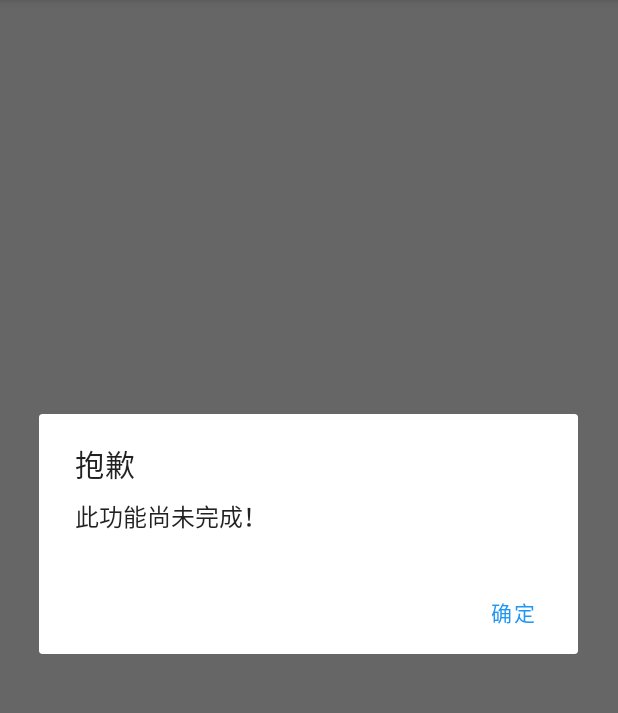
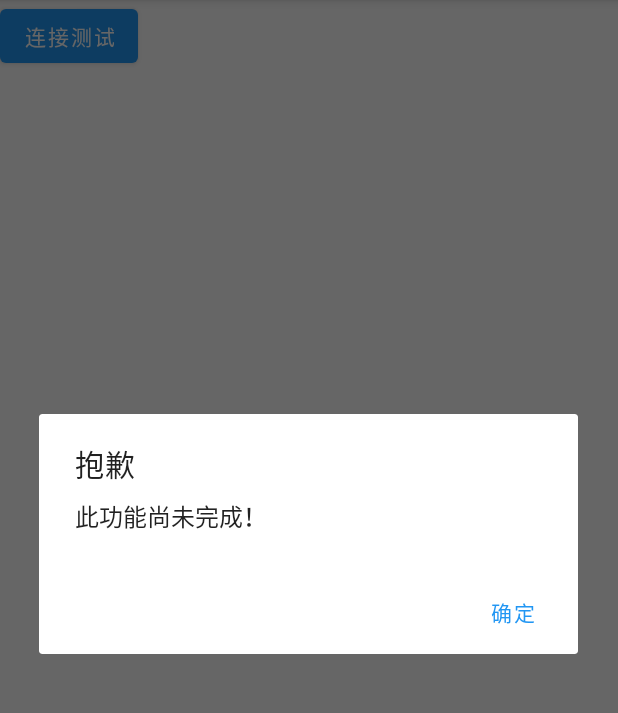
Before and after one commit to Kininaru/SafeOut, an Android app: the screen it shows after launch (MainActivity), in the options menu, after a tap on "账户", on a phone screen of 412 x 824 dp, the part 84-797 px from its top. Run offline under Robolectric (Android 15) with nearby library versions, the phone set to English and light mode, and no system bars; libraries missing offline, so code that uses them is left out: org.eclipse.paho; 1 statement that could not run was skipped.

```diff
--- a/app/src/main/AndroidManifest.xml
+++ b/app/src/main/AndroidManifest.xml
@@ -4,7 +4,6 @@
 
     <uses-permission android:name="android.permission.INTERNET" />
     <uses-permission android:name="android.permission.ACCESS_NETWORK_STATE"/>
-    <uses-permission android:name="android.permission.READ_PRIVILEGED_PHONE_STATE" />
     <uses-permission android:name="android.permission.WAKE_LOCK"/>
 
     <application
@@ -23,6 +22,7 @@
         </activity>
         <service android:name=".Sync"/>
         <service android:name="org.eclipse.paho.android.service.MqttService"/>
+        <activity android:name=".AccountSettings"/>
     </application>
 
 </manifest>
--- /dev/null
+++ b/app/src/main/java/top/shiftregister/safeout/AccountSettings.java
@@ -0,0 +1,6 @@
+package top.shiftregister.safeout;
+
+import android.app.Activity;
+
+public class AccountSettings extends Activity {
+}
--- a/app/src/main/java/top/shiftregister/safeout/MainActivity.java
+++ b/app/src/main/java/top/shiftregister/safeout/MainActivity.java
@@ -7,6 +7,7 @@ import androidx.appcompat.app.AppCompatActivity;
 import android.os.Bundle;
 import android.view.Menu;
 import android.view.MenuItem;
+import android.view.View;
 import android.widget.Toast;
 
 public class MainActivity extends AppCompatActivity {
@@ -59,4 +60,17 @@ public class MainActivity extends AppCompatActivity {
         }
         return true;
     }
+
+    public void pubTest(View v) {
+        AlertDialog.Builder builder = new AlertDialog.Builder(this);
+        builder.setPositiveButton("确定", null);
+        if (Sync.pub("Message from mqtt on Android")) {
+            builder.setTitle("成功");
+            builder.setMessage("发送订阅内容成功！");
+        } else {
+            builder.setTitle("失败");
+            builder.setMessage("发送订阅内容失败！");
+        }
+        builder.show();
+    }
 }
--- a/app/src/main/java/top/shiftregister/safeout/Sync.java
+++ b/app/src/main/java/top/shiftregister/safeout/Sync.java
@@ -35,7 +35,7 @@ public class Sync extends Service {
 
         @Override
         public void messageArrived(String topic, MqttMessage message) {
-            println("Mqtt收到消息:");
+            print("Mqtt收到消息: ");
             println(message.toString());
         }
 
@@ -128,13 +128,16 @@ public class Sync extends Service {
         mContext.startService(new Intent(mContext, Sync.class));
     }
 
-    public static void pub(String message) {
+    // 发布订阅内容
+    public static boolean pub(String message) {
         int qos = 2;
         boolean retained = false;
         try {
-            client.publish(MqttData.pubTopic, message.getBytes(), qos, retained);
+            client.publish(MqttData.subTopic, message.getBytes(), qos, retained);
+            return true;
         } catch (MqttException e) {
             println("Mqtt发布消息错误! ");
+            return false;
         }
     }
 }
--- a/app/src/main/res/layout/activity_main.xml
+++ b/app/src/main/res/layout/activity_main.xml
@@ -1,18 +1,14 @@
 <?xml version="1.0" encoding="utf-8"?>
-<androidx.constraintlayout.widget.ConstraintLayout xmlns:android="http://schemas.android.com/apk/res/android"
-    xmlns:app="http://schemas.android.com/apk/res-auto"
+<LinearLayout xmlns:android="http://schemas.android.com/apk/res/android"
     xmlns:tools="http://schemas.android.com/tools"
     android:layout_width="match_parent"
     android:layout_height="match_parent"
     tools:context=".MainActivity">
 
-    <TextView
+    <Button
         android:layout_width="wrap_content"
         android:layout_height="wrap_content"
-        android:text="Hello World!"
-        app:layout_constraintBottom_toBottomOf="parent"
-        app:layout_constraintLeft_toLeftOf="parent"
-        app:layout_constraintRight_toRightOf="parent"
-        app:layout_constraintTop_toTopOf="parent" />
+        android:text="@string/connect_test"
+        android:onClick="pubTest"/>
 
-</androidx.constraintlayout.widget.ConstraintLayout>
+</LinearLayout>
--- a/app/src/main/res/values/strings.xml
+++ b/app/src/main/res/values/strings.xml
@@ -1,3 +1,4 @@
 <resources>
     <string name="app_name">智慧出行</string>
+    <string name="connect_test">连接测试</string>
 </resources>
```
